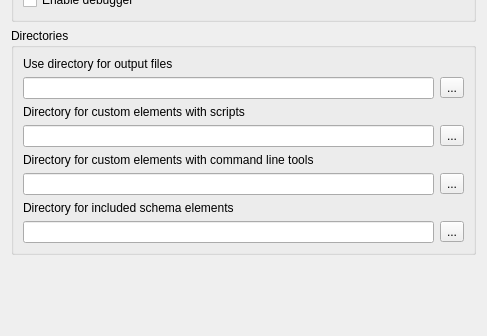
This is src/plugins/workflow_designer/src/WorkflowSettingsWidget.ui in violethaze74/ugene as Qt 5 draws it before an edit; both pictures show x 0 to 487 and y 245 to 581 of the 487 by 581 pixel window. The edited form follows.
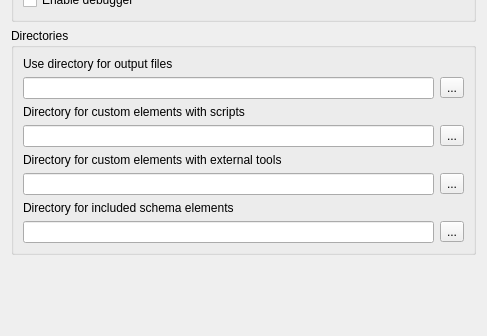
This is the edited form.

Commit message: Replaced "element with command line tool" by "element with external tool"

Patch:
```diff
--- a/src/plugins/workflow_designer/src/WorkflowSettingsWidget.ui
+++ b/src/plugins/workflow_designer/src/WorkflowSettingsWidget.ui
@@ -151,7 +151,7 @@
       <item>
        <widget class="QLabel" name="label_5">
         <property name="text">
-         <string>Directory for custom elements with command line tools</string>
+         <string>Directory for custom elements with external tools</string>
         </property>
        </widget>
       </item>
```
The commit also changes 5 other files.
